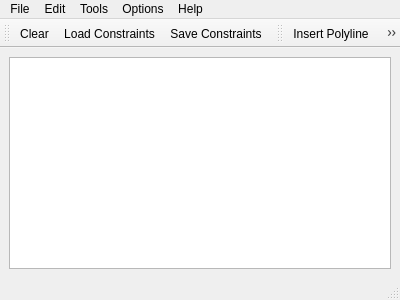
The window that GraphicsView/demo/GraphicsView/MainWindow.ui (CGAL/cgal) describes before a commit, drawn with Qt 5.
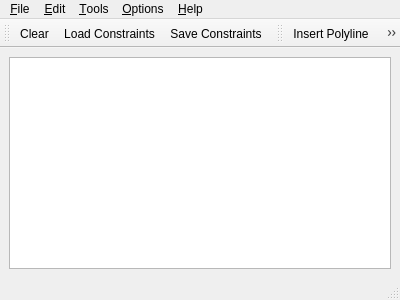
The same window after the commit. Icons and pictures are not drawn.

The edit to the form file:
```diff
--- a/GraphicsView/demo/GraphicsView/MainWindow.ui
+++ b/GraphicsView/demo/GraphicsView/MainWindow.ui
@@ -33,7 +33,7 @@
    </property>
    <widget class="QMenu" name="menuFile" >
     <property name="title" >
-     <string>File</string>
+     <string>&amp;File</string>
     </property>
     <addaction name="separator" />
     <addaction name="actionClear" />
@@ -44,13 +44,13 @@
    </widget>
    <widget class="QMenu" name="menuEdit" >
     <property name="title" >
-     <string>Edit</string>
+     <string>&amp;Edit</string>
     </property>
     <addaction name="actionInsertRandomPoints" />
    </widget>
    <widget class="QMenu" name="menuTools" >
     <property name="title" >
-     <string>Tools</string>
+     <string>&amp;Tools</string>
     </property>
     <addaction name="actionMovingPoint" />
     <addaction name="actionInsertPolyline" />
@@ -59,12 +59,12 @@
    </widget>
    <widget class="QMenu" name="menuOptions" >
     <property name="title" >
-     <string>Options</string>
+     <string>&amp;Options</string>
     </property>
    </widget>
    <widget class="QMenu" name="menuHelp" >
     <property name="title" >
-     <string>Help</string>
+     <string>&amp;Help</string>
     </property>
     <addaction name="actionAbout" />
     <addaction name="actionAboutCGAL" />
```
Left out of the diff: 46 changed lines with no effect on the pictures.
